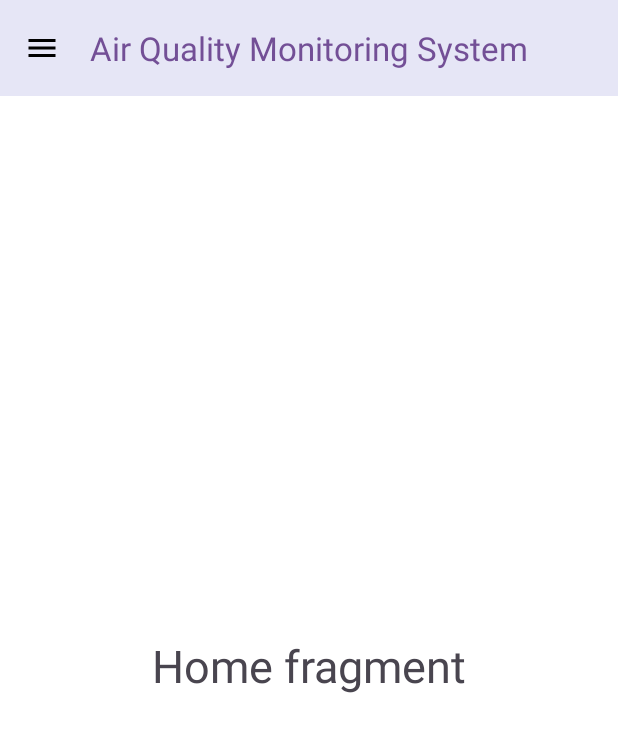
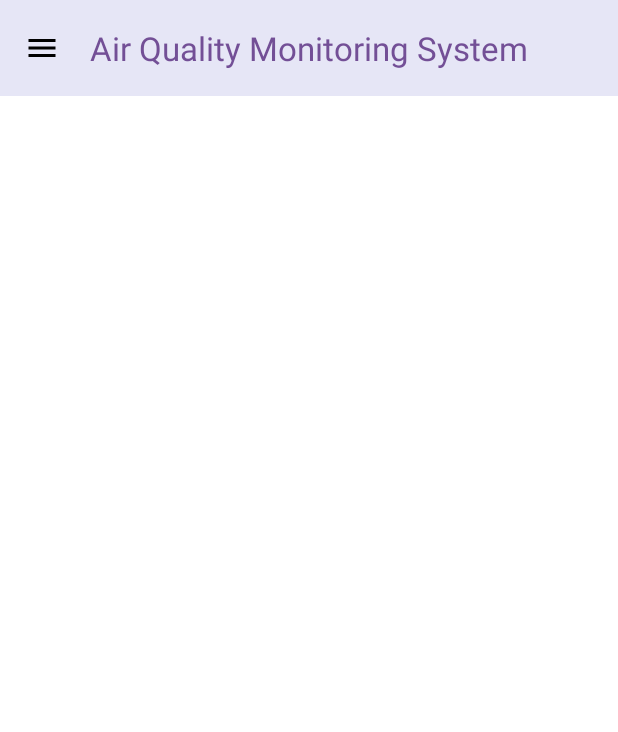
Before and after one commit to Meljo02/IOTAirQualityMonitoringSystem, an Android app: the screen it shows after launch (MainActivity), on a phone screen of 412 x 824 dp. Shown: the top 732 px of the screen. Run offline under Robolectric (Android 15) with nearby library versions, the phone set to English and light mode, and no system bars; our stand-ins replace Firebase (no records; nobody signed in at launch, a user with empty details on screens opened directly); 7 statements that could not run were skipped.

Commit message:
replaced db code to home frag

```diff
--- a/app/src/main/java/com/example/airqualitymonitoringsystemver2/Home.java
+++ b/app/src/main/java/com/example/airqualitymonitoringsystemver2/Home.java
@@ -1,15 +1,23 @@
 package com.example.airqualitymonitoringsystemver2;
 
 import android.os.Bundle;
-
-import androidx.fragment.app.Fragment;
-
 import android.view.LayoutInflater;
 import android.view.View;
 import android.view.ViewGroup;
+import android.widget.TextView;
+import androidx.annotation.NonNull;
+import androidx.fragment.app.Fragment;
+
+import com.google.firebase.database.DataSnapshot;
+import com.google.firebase.database.DatabaseError;
+import com.google.firebase.database.DatabaseReference;
+import com.google.firebase.database.FirebaseDatabase;
+import com.google.firebase.database.ValueEventListener;
+
 
 public class Home extends Fragment {
 
+    private DatabaseReference ledStatusRef;
 
     public Home() {
         // Required empty public constructor
@@ -20,6 +28,26 @@ public class Home extends Fragment {
     public View onCreateView(LayoutInflater inflater, ViewGroup container,
                              Bundle savedInstanceState) {
         // Inflate the layout for this fragment
-        return inflater.inflate(R.layout.fragment_home, container, false);
+        View view = inflater.inflate(R.layout.fragment_home, container, false);
+
+        FirebaseDatabase database = FirebaseDatabase.getInstance();
+        ledStatusRef = database.getReference("ledStatus");
+
+        final TextView statusTextView = view.findViewById(R.id.statusTextView);
+
+        ledStatusRef.addValueEventListener(new ValueEventListener() {
+            @Override
+            public void onDataChange(@NonNull DataSnapshot snapshot) {
+                String ledStatus = snapshot.getValue(String.class);
+                statusTextView.setText(ledStatus);
+            }
+
+            @Override
+            public void onCancelled(@NonNull DatabaseError error) {
+
+            }
+        });
+
+        return view;
     }
 }
--- a/app/src/main/java/com/example/airqualitymonitoringsystemver2/MainActivity.java
+++ b/app/src/main/java/com/example/airqualitymonitoringsystemver2/MainActivity.java
@@ -1,4 +1,4 @@
-package com.example.airqualitymonitoringsystemver2;package;
+package com.example.airqualitymonitoringsystemver2;
 
 import android.os.Bundle;
 import android.view.MenuItem;
--- a/app/src/main/res/layout/fragment_home.xml
+++ b/app/src/main/res/layout/fragment_home.xml
@@ -8,10 +8,12 @@
 
 
     <TextView
+        android:id="@+id/statusTextView"
+        android:layout_width="match_parent"
+        android:layout_height="wrap_content"
         android:gravity="center"
-        android:textSize="30sp"
-        android:layout_width="match_parent"
-        android:layout_height="match_parent"
-        android:text="@string/Homefragment" />
+        android:text="Led Status"
+        android:textSize="30sp" />
+
 
 </FrameLayout>
```
